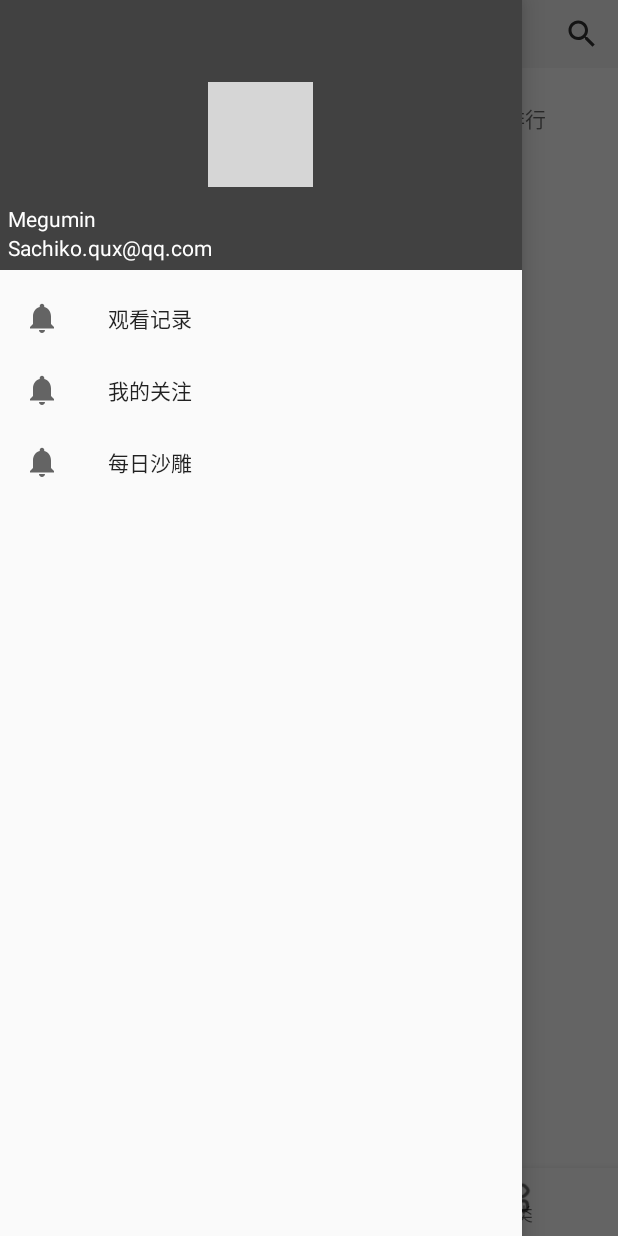
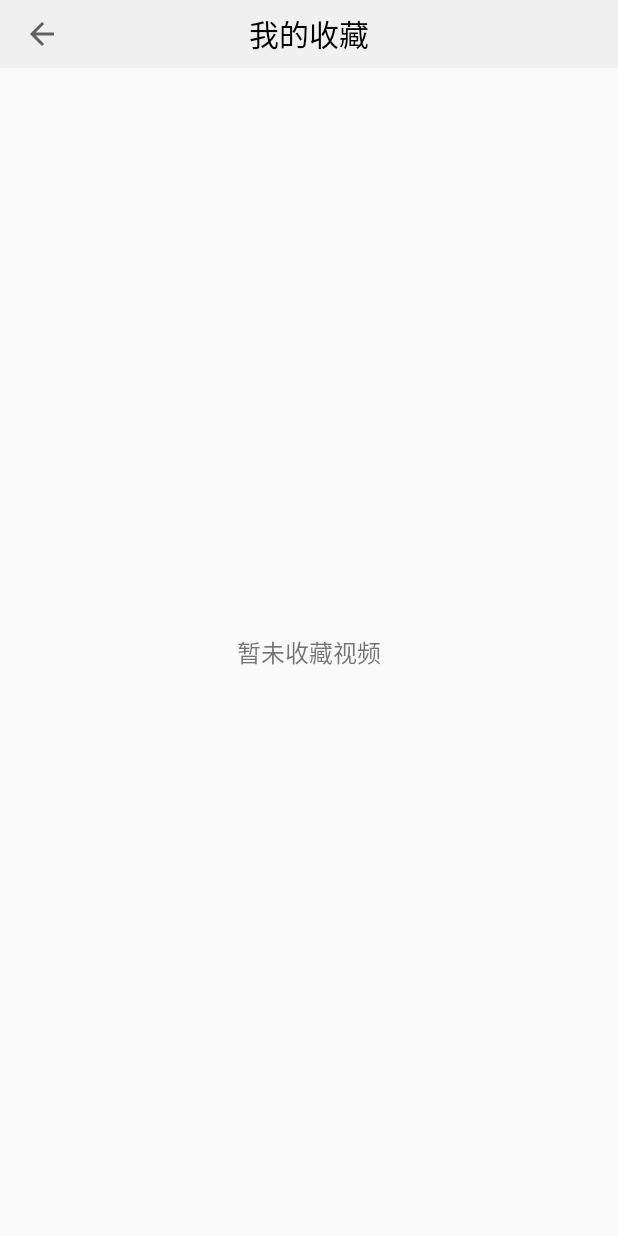
Before and after one commit to Ei1a/OpenEyes, an Android app: the screen it shows after launch (MainActivity before the commit, LikeActivity after it), in the side drawer, after a tap on "我的关注", on a phone screen of 412 x 824 dp. Run offline under Robolectric (Android 15) with nearby library versions, the phone set to English and light mode, and no system bars; our stand-ins replace CircleImageView, EventBus, Room's generated code; pictures from the network do not load; grey boxes are pictures that could not be loaded.

Commit message:
add_完善我的收藏功能

```diff
--- a/app/build.gradle
+++ b/app/build.gradle
@@ -30,6 +30,7 @@ android {
 }
 
 dependencies {
+    def room_version = "2.3.0"
     implementation fileTree(dir: 'libs', include: ['*.jar'])
     implementation 'androidx.appcompat:appcompat:1.0.2'
     implementation 'com.google.android.material:material:1.0.0'
@@ -47,6 +48,10 @@ dependencies {
     implementation 'com.github.HuanTanSheng:EasyPhotos:3.1.3'
     implementation 'com.flyco.tablayout:FlycoTabLayout_Lib:2.1.2@aar'
     implementation 'org.greenrobot:eventbus:3.2.0'
+    implementation 'me.laoyuyu.aria:core:3.8.16'
+    annotationProcessor 'me.laoyuyu.aria:compiler:3.8.16'
+    implementation "androidx.room:room-runtime:$room_version"
+    annotationProcessor "androidx.room:room-compiler:$room_version"
 
     testImplementation 'junit:junit:4.12'
     androidTestImplementation 'androidx.test:runner:1.2.0'
--- a/app/src/main/AndroidManifest.xml
+++ b/app/src/main/AndroidManifest.xml
@@ -6,6 +6,7 @@
     <uses-permission android:name="android.permission.ACCESS_NETWORK_STATE" />
     <uses-permission android:name="android.permission.READ_EXTERNAL_STORAGE" />
     <uses-permission android:name="android.permission.WRITE_EXTERNAL_STORAGE" />
+    <uses-permission android:name="android.permission.MOUNT_UNMOUNT_FILESYSTEMS" />
 
     <application
         android:allowBackup="true"
@@ -14,7 +15,8 @@
         android:roundIcon="@drawable/launcher_round"
         android:supportsRtl="true"
         android:theme="@style/AppTheme">
-        <activity android:name=".view.LoginActivity"></activity>
+        <activity android:name=".view.LikeActivity"></activity>
+        <activity android:name=".view.LoginActivity" />
         <activity android:name=".view.PersonImformationActivity" />
         <activity
             android:name=".view.SortActivity"
--- /dev/null
+++ b/app/src/main/java/com/example/openeyes/adapter/LikeAdapter.java
@@ -0,0 +1,72 @@
+package com.example.openeyes.adapter;
+
+import android.content.Context;
+import android.view.LayoutInflater;
+import android.view.View;
+import android.view.ViewGroup;
+import android.widget.ImageView;
+import android.widget.TextView;
+
+import androidx.annotation.NonNull;
+import androidx.constraintlayout.widget.ConstraintLayout;
+import androidx.recyclerview.widget.RecyclerView;
+
+import com.bumptech.glide.Glide;
+import com.example.openeyes.R;
+import com.example.openeyes.bean.VideoItem;
+
+import java.util.List;
+
+public class LikeAdapter extends RecyclerView.Adapter<LikeAdapter.ViewHolder> {
+    private Context mContext;
+    private List<VideoItem> videoItemList;
+
+    public LikeAdapter(List<VideoItem> list){
+        this.videoItemList = list;
+    }
+
+    @NonNull
+    @Override
+    public ViewHolder onCreateViewHolder(@NonNull ViewGroup parent, int viewType) {
+        if(mContext == null){
+            mContext = parent.getContext();
+        }
+        View view = LayoutInflater.from(mContext).inflate(R.layout.video_item_like, parent, false);
+        ViewHolder holder = new ViewHolder(view);
+        return holder;
+    }
+
+    @Override
+    public void onBindViewHolder(@NonNull ViewHolder holder, int position) {
+        VideoItem item = videoItemList.get(position);
+        Glide.with(mContext).load(item.getImageUrl()).into(holder.videoImage);
+        holder.videoTitle.setText(item.getTitle());
+        holder.videoTag.setText("#" + item.getTag());
+        holder.videoLikeCounts.setText(item.getLikeCounts() + "");
+        holder.videoShareCounts.setText(item.getShareCounts() + "");
+    }
+
+    @Override
+    public int getItemCount() {
+        return videoItemList.size();
+    }
+
+    static class ViewHolder extends RecyclerView.ViewHolder{
+        ConstraintLayout root;
+        ImageView videoImage;
+        TextView videoTitle;
+        TextView videoTag;
+        TextView videoLikeCounts;
+        TextView videoShareCounts;
+
+        public ViewHolder(@NonNull View itemView) {
+            super(itemView);
+            root = (ConstraintLayout) itemView.findViewById(R.id.constraint_layout_like_item);
+            videoImage = (ImageView) itemView.findViewById(R.id.video_image_like);
+            videoTitle = (TextView) itemView.findViewById(R.id.video_title_like);
+            videoTag = (TextView) itemView.findViewById(R.id.video_tag_like);
+            videoLikeCounts = (TextView) itemView.findViewById(R.id.text_like_counts);
+            videoShareCounts = (TextView) itemView.findViewById(R.id.text_share_counts);
+        }
+    }
+}
--- a/app/src/main/java/com/example/openeyes/adapter/SortVideoAdapter.java
+++ b/app/src/main/java/com/example/openeyes/adapter/SortVideoAdapter.java
@@ -18,11 +18,13 @@ import com.bumptech.glide.Glide;
 import com.example.openeyes.bean.VideoItem;
 import com.example.openeyes.view.PlayerActivity;
 import com.example.openeyes.R;
+import com.shuyu.gsyvideoplayer.player.IjkPlayerManager;
 import com.shuyu.gsyvideoplayer.video.StandardGSYVideoPlayer;
 
 import java.util.List;
 
 import de.hdodenhof.circleimageview.CircleImageView;
+import tv.danmaku.ijk.media.player.IjkMediaPlayer;
 
 public class SortVideoAdapter extends RecyclerView.Adapter<SortVideoAdapter.ViewHolder> {
     private final String TAG = "mDebug";
@@ -104,7 +106,8 @@ public class SortVideoAdapter extends RecyclerView.Adapter<SortVideoAdapter.View
         holder.videoPlayer.setLooping(true);
         //设置控制UI显示时间
         holder.videoPlayer.setDismissControlTime(1500);
-
+        //关闭log
+        IjkPlayerManager.setLogLevel(IjkMediaPlayer.IJK_LOG_SILENT);
 
 
     }
--- /dev/null
+++ b/app/src/main/java/com/example/openeyes/model/LikeVideoDao.java
@@ -0,0 +1,30 @@
+package com.example.openeyes.model;
+
+import androidx.room.Dao;
+import androidx.room.Delete;
+import androidx.room.Insert;
+import androidx.room.Query;
+
+import com.example.openeyes.bean.VideoItem;
+
+import java.util.List;
+
+@Dao
+public interface LikeVideoDao {
+
+    @Query("SELECT * FROM video_items ORDER BY time DESC")
+    List<VideoItem> getAll();
+
+    @Query("SELECT * FROM video_items WHERE video_id IS :videoId")
+    VideoItem query(int videoId);
+
+    @Insert
+    void insertAll(VideoItem... items);
+
+    @Insert
+    void insertList(List<VideoItem> items);
+
+    @Delete
+    void delete(VideoItem item);
+
+}
--- /dev/null
+++ b/app/src/main/java/com/example/openeyes/model/VideoDatabase.java
@@ -0,0 +1,30 @@
+package com.example.openeyes.model;
+
+import android.content.Context;
+
+import androidx.room.Database;
+import androidx.room.Room;
+import androidx.room.RoomDatabase;
+
+import com.example.openeyes.bean.VideoItem;
+
+@Database(entities = {VideoItem.class}, version = 1, exportSchema = false)
+public abstract class VideoDatabase extends RoomDatabase {
+    private static final String databaseName = "OpenEyesRoom.db";
+    private static volatile VideoDatabase instance;
+
+    public static VideoDatabase getInstance(Context context){
+        if(instance == null){
+            synchronized (VideoDatabase.class){
+                if(instance == null){
+                    instance = Room.databaseBuilder(context, VideoDatabase.class, databaseName)
+                            .allowMainThreadQueries()
+                            .build();
+                }
+            }
+        }
+        return instance;
+    }
+
+    public abstract LikeVideoDao getLikeVideoDao();
+}
--- /dev/null
+++ b/app/src/main/java/com/example/openeyes/view/LikeActivity.java
@@ -0,0 +1,77 @@
+package com.example.openeyes.view;
+
+import androidx.annotation.NonNull;
+import androidx.appcompat.app.ActionBar;
+import androidx.appcompat.app.AppCompatActivity;
+import androidx.appcompat.widget.Toolbar;
+import androidx.recyclerview.widget.LinearLayoutManager;
+import androidx.recyclerview.widget.RecyclerView;
+
+import android.os.Bundle;
+import android.view.MenuItem;
+import android.view.View;
+import android.widget.TextView;
+
+import com.example.openeyes.R;
+import com.example.openeyes.adapter.LikeAdapter;
+import com.example.openeyes.bean.VideoItem;
+import com.example.openeyes.model.LikeVideoDao;
+import com.example.openeyes.model.VideoDatabase;
+
+import java.util.ArrayList;
+import java.util.List;
+
+public class LikeActivity extends AppCompatActivity {
+
+    private List<VideoItem> videoItemList;
+    private LikeVideoDao dao;
+
+    @Override
+    protected void onCreate(Bundle savedInstanceState) {
+        super.onCreate(savedInstanceState);
+        setContentView(R.layout.activity_like);
+
+        initData();
+        initView();
+    }
+
+    private void initView(){
+        //设置状态栏为黑色
+        getWindow().getDecorView().setSystemUiVisibility(View.SYSTEM_UI_FLAG_LIGHT_STATUS_BAR);
+        //初始化Toolbar
+        Toolbar toolbar = (Toolbar) findViewById(R.id.toolbar_like);
+        setSupportActionBar(toolbar);
+        ActionBar actionBar = getSupportActionBar();
+        if(actionBar != null){
+            actionBar.setDisplayHomeAsUpEnabled(true);
+            actionBar.setDisplayShowTitleEnabled(false);
+        }
+        //初始化RecyclerView
+        RecyclerView recyclerView = (RecyclerView) findViewById(R.id.rv_like_video);
+        LikeAdapter adapter = new LikeAdapter(videoItemList);
+        recyclerView.setLayoutManager(new LinearLayoutManager(LikeActivity.this, LinearLayoutManager.VERTICAL, false));
+        recyclerView.setAdapter(adapter);
+        //初始化TextTips
+        TextView textTips = (TextView) findViewById(R.id.text_tips_like);
+        if(videoItemList.isEmpty()){
+            textTips.setVisibility(View.VISIBLE);
+        }else{
+            textTips.setVisibility(View.GONE);
+        }
+    }
+
+    private void initData(){
+        dao = VideoDatabase.getInstance(getApplicationContext()).getLikeVideoDao();
+        videoItemList = dao.getAll();
+    }
+
+    @Override
+    public boolean onOptionsItemSelected(@NonNull MenuItem item) {
+        switch(item.getItemId()){
+            case android.R.id.home:
+                finish();
+                break;
+        }
+        return true;
+    }
+}
--- a/app/src/main/java/com/example/openeyes/view/MainActivity.java
+++ b/app/src/main/java/com/example/openeyes/view/MainActivity.java
@@ -112,11 +112,16 @@ public class MainActivity extends AppCompatActivity {
         navigationView.setNavigationItemSelectedListener(new NavigationView.OnNavigationItemSelectedListener() {
             @Override
             public boolean onNavigationItemSelected(@NonNull MenuItem menuItem) {
+                Intent intent;
                 switch (menuItem.getItemId()){
                     case R.id.jilu:
-                        Intent intent = new Intent(MainActivity.this,RecordActivity.class);
+                        intent = new Intent(MainActivity.this,RecordActivity.class);
                         startActivity(intent);
                         overridePendingTransition(R.anim.mian_to_record,R.anim.fix_close);
+                        break;
+                    case R.id.guanzhu:
+                        intent = new Intent(MainActivity.this, LikeActivity.class);
+                        startActivity(intent);
                         break;
                     default:
                         Toast.makeText(MainActivity.this,"正在完善嗷~",Toast.LENGTH_SHORT).show();
@@ -159,7 +164,7 @@ public class MainActivity extends AppCompatActivity {
     private void initData(){
         dbHelper = new RecordDatabaseHelper(MainActivity.this,"Record.db",null,1);
         SQLiteDatabase db = dbHelper.getWritableDatabase();
-//        db.delete("RecordItem",null,null);    //清楚记录
+        db.delete("RecordItem",null,null);    //清楚记录
         Cursor cursor = db.query("RecordItem",null,null,null,null,null,null);
         while(cursor.moveToNext()){
             String imageUrl = cursor.getString(cursor.getColumnIndex("imageUrl"));
@@ -171,7 +176,9 @@ public class MainActivity extends AppCompatActivity {
             String videoDescription = cursor.getString(cursor.getColumnIndex("videoDescription"));
             String authorDescription = cursor.getString(cursor.getColumnIndex("authorDescription"));
             String backgroundUrl = cursor.getString(cursor.getColumnIndex("backgroundUrl"));
-            VideoItem videoItem = new VideoItem(imageUrl,headIconUrl,title,authorName,tag,playUrl,videoDescription,authorDescription,backgroundUrl);
+            // VideoItem修改bug
+//            VideoItem videoItem = new VideoItem(imageUrl,headIconUrl,title,authorName,tag,playUrl,videoDescription,authorDescription,backgroundUrl);
+            VideoItem videoItem = new VideoItem(-1,imageUrl,headIconUrl,title,authorName,tag,playUrl,videoDescription,authorDescription,backgroundUrl,-1,-1);
             Value.videoItemList_record.add(videoItem);
             if(RecordActivity.isRecordListNull){
                 RecordActivity.isRecordListNull = false;
--- /dev/null
+++ b/app/src/main/res/layout/activity_like.xml
@@ -0,0 +1,46 @@
+<?xml version="1.0" encoding="utf-8"?>
+<androidx.constraintlayout.widget.ConstraintLayout
+    xmlns:android="http://schemas.android.com/apk/res/android"
+    xmlns:app="http://schemas.android.com/apk/res-auto"
+    xmlns:tools="http://schemas.android.com/tools"
+    android:layout_width="match_parent"
+    android:layout_height="match_parent"
+    tools:context=".view.LikeActivity">
+
+    <androidx.appcompat.widget.Toolbar
+        android:id="@+id/toolbar_like"
+        android:layout_width="match_parent"
+        android:layout_height="45dp"
+        android:background="@color/colorToolbar"
+        app:layout_constraintLeft_toLeftOf="parent"
+        app:layout_constraintTop_toTopOf="parent">
+
+        <TextView
+            android:layout_width="wrap_content"
+            android:layout_height="wrap_content"
+            android:text="我的收藏"
+            android:textSize="20sp"
+            android:textColor="#000"
+            android:layout_gravity="center"/>
+
+    </androidx.appcompat.widget.Toolbar>
+
+    <androidx.recyclerview.widget.RecyclerView
+        android:id="@+id/rv_like_video"
+        android:layout_width="match_parent"
+        android:layout_height="0dp"
+        app:layout_constraintTop_toBottomOf="@id/toolbar_like"
+        app:layout_constraintBottom_toBottomOf="parent"/>
+
+    <TextView
+        android:id="@+id/text_tips_like"
+        android:layout_width="wrap_content"
+        android:layout_height="wrap_content"
+        android:text="暂未收藏视频"
+        android:textSize="16sp"
+        app:layout_constraintTop_toBottomOf="@id/toolbar_like"
+        app:layout_constraintBottom_toBottomOf="parent"
+        app:layout_constraintLeft_toLeftOf="parent"
+        app:layout_constraintRight_toRightOf="parent"/>
+
+</androidx.constraintlayout.widget.ConstraintLayout>
--- a/app/src/main/res/layout/activity_record.xml
+++ b/app/src/main/res/layout/activity_record.xml
@@ -15,8 +15,7 @@
             android:layout_height="wrap_content"
             android:text="观看记录"
             android:textSize="20sp"
-            android:textStyle="bold"
-            android:textColor="#414141"
+            android:textColor="#000"
             android:layout_gravity="center"/>
 
     </androidx.appcompat.widget.Toolbar>
@@ -33,7 +32,7 @@
             android:layout_width="wrap_content"
             android:layout_height="wrap_content"
             android:text="暂无观看记录"
-            android:textSize="16dp"
+            android:textSize="16sp"
             android:layout_gravity="center"/>
     </FrameLayout>
 
```
Also changed, not shown: app/src/main/java/com/example/openeyes/bean/LikeVideoItem.java (added, +42 -0 lines), app/src/main/java/com/example/openeyes/bean/VideoItem.java (+59 -1 lines), app/src/main/java/com/example/openeyes/util/Utils.java (+15 -2 lines), app/src/main/java/com/example/openeyes/view/PlayerActivity.java (+103 -19 lines), app/src/main/java/com/example/openeyes/viewmodel/MainViewModel.java (+18 -6 lines), app/src/main/res/layout/video_item_like.xml (added, +92 -0 lines), app/src/main/res/drawable/ic_like_counts.png (added), app/src/main/res/drawable/ic_share_counts.png (added).
